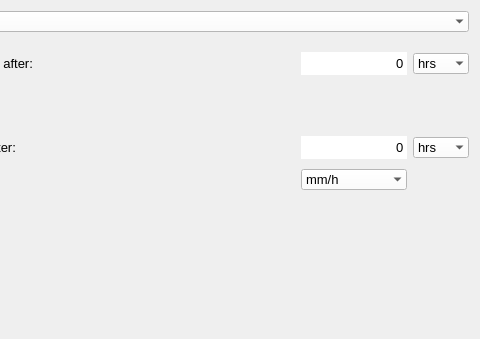
First picture: the form in threedi_api_qgis_client/ui/page3.ui, repository nens/threedi-api-qgis-client, before the edit; both pictures show x 356 to 836 and y 0 to 339 of the 836 by 490 pixel window.
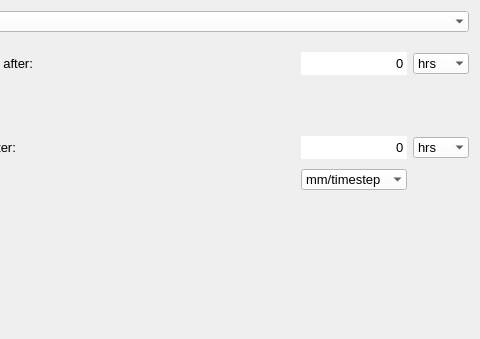
Second picture: the form after the edit.

Commit message: Added design precipitation.

```diff
--- a/threedi_api_qgis_client/ui/page3.ui
+++ b/threedi_api_qgis_client/ui/page3.ui
@@ -242,6 +242,11 @@
         <property name="frame">
          <bool>false</bool>
         </property>
+        <item>
+         <property name="text">
+          <string>mm/timestep</string>
+         </property>
+        </item>
         <item>
          <property name="text">
           <string>mm/h</string>
```
The commit also changes 4 other files.
